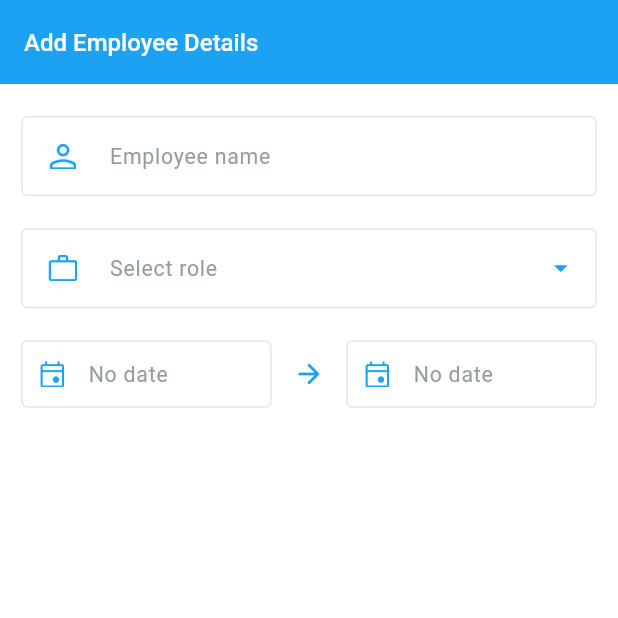
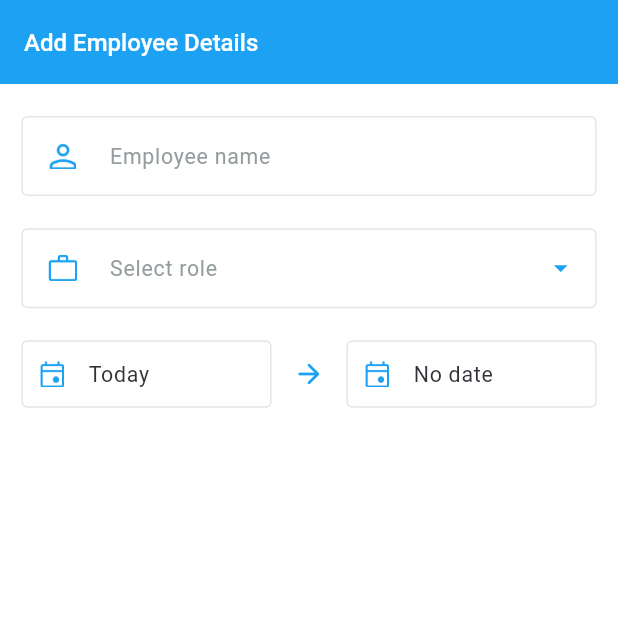
Before and after one commit to meetcse/realtime-innovations-coding, a Flutter app: the screen it shows after launch, after a tap on the "add" icon, on a phone screen of 412 x 824 dp, the top half of it. Run offline on Flutter 3.47's test engine with Material 3 defaults, Android fonts, the phone set to English and light mode, and no system bars; our stand-ins replace bloc, flutter_bloc, flutter_screenutil, flutter_slidable, flutter_spinkit, google_fonts and 4 more; accounts and stored records are empty.

Commit message:
fix : Fixed no employee text

```diff
--- a/lib/bloc/employee/add_employee/add_employee_details_screen_cubit.dart
+++ b/lib/bloc/employee/add_employee/add_employee_details_screen_cubit.dart
@@ -37,7 +37,8 @@ class AddEmployeeDetailsScreenCubit extends Cubit<AddEmployeeDetailsScreenState>
 
   void initialize(EmployeeModel? employeeModel) {
     _editEmployeeModel = employeeModel;
-
+    _startDateController.text = getDateDisplayText(true);
+    _endDateController.text = getDateDisplayText(false);
     if (_editEmployeeModel != null) {
       _employeeNameController.text = _editEmployeeModel!.name ?? "";
       _selectRoleController.text = _editEmployeeModel!.role ?? "";
--- a/lib/screens/employee/employee_list_screen.dart
+++ b/lib/screens/employee/employee_list_screen.dart
@@ -236,8 +236,16 @@ class ELNoEmpRecordsWidget extends StatelessWidget {
 
   @override
   Widget build(BuildContext context) {
-    return Center(
-      child: AppWidgets.imageFromAssetWidget(AppImagesPath.noEmpRecordsImage, height: 245, widht: 261),
+    return Column(
+      mainAxisAlignment: MainAxisAlignment.center,
+      children: [
+        Center(
+          child: AppWidgets.imageFromAssetWidget(AppImagesPath.noEmpRecordsImage, height: 245, widht: 261),
+        ),
+        AppWidgets.spacingWidget(4),
+        AppWidgets.textWidget(AppStrings.noEmpRcordsFound,
+            textStyle: AppTextStyles.appTextStyle(fontSize: 18, fontWeight: FontWeight.w500))
+      ],
     );
   }
 }
--- a/lib/utils/app_strings.dart
+++ b/lib/utils/app_strings.dart
@@ -23,4 +23,5 @@ class AppStrings {
   static const String previousEmployees = "Previous employees";
   static const String swipeLeftToDelete = "Swipe left to delete";
   static const String employeeDataDeleted = "Employee data has been deleted";
+  static const String noEmpRcordsFound = "No employee records found";
 }
```
